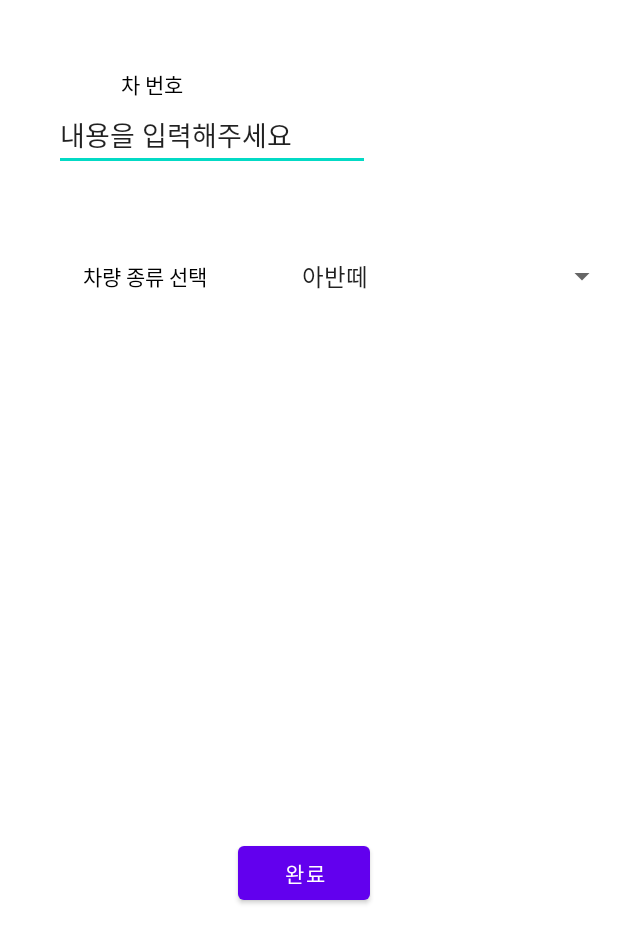
After one commit to jsk41755/Car_management_app, an Android app: the Car_Number_Reigst screen opened directly, with no data from a screen before it, on a phone screen of 412 x 824 dp. The commit adds this screen. Shown: the top 943 px of the screen. Run offline under Robolectric (Android 15) with nearby library versions, the phone set to English and light mode, and no system bars; our stand-ins replace Firebase (no records; nobody signed in at launch, a user with empty details on screens opened directly); 1 statement that could not run was skipped.

Commit message:
차량 세부정보란 추가

```diff
--- a/app/src/main/AndroidManifest.xml
+++ b/app/src/main/AndroidManifest.xml
@@ -12,6 +12,9 @@
         android:roundIcon="@mipmap/ic_launcher_round"
         android:supportsRtl="true"
         android:theme="@style/Theme.Car_Management_App">
+        <activity
+            android:name=".Car_Number_Reigst"
+            android:exported="false" />
         <activity
             android:name=".Frag3"
             android:exported="false" />
--- /dev/null
+++ b/app/src/main/java/com/example/car_management_app/Car_Number_Reigst.java
@@ -0,0 +1,70 @@
+package com.example.car_management_app;
+
+import androidx.appcompat.app.AppCompatActivity;
+
+import android.content.Intent;
+import android.os.Bundle;
+import android.view.View;
+import android.widget.AdapterView;
+import android.widget.ArrayAdapter;
+import android.widget.Button;
+import android.widget.EditText;
+import android.widget.Spinner;
+
+import com.google.firebase.database.DatabaseReference;
+import com.google.firebase.database.FirebaseDatabase;
+
+public class Car_Number_Reigst extends AppCompatActivity {
+    private FirebaseDatabase database = FirebaseDatabase.getInstance();
+    private DatabaseReference databaseReference = database.getReference();
+
+    EditText CarNum_Edit;
+    Spinner Car_Kinds_Select;
+    Button CarNum_button;
+
+    String CarNum, Spinner_text;
+    String[] items = {"아반떼", "소나타", "그랜져", "K3", "K5", "K7"};
+
+    @Override
+    protected void onCreate(Bundle savedInstanceState) {
+        super.onCreate(savedInstanceState);
+        setContentView(R.layout.activity_car_number_reigst);
+
+        CarNum_Edit = findViewById(R.id.CarNum_Edit);
+        Car_Kinds_Select = findViewById(R.id.Car_Kinds_Select);
+        CarNum_button = findViewById(R.id.CarNum_button);
+
+        Intent intent = getIntent();
+        String KakaoId = intent.getExtras().getString("Name");
+
+
+        ArrayAdapter<String> adapter = new ArrayAdapter<String>(
+                this, android.R.layout.simple_spinner_item,items
+        );
+        adapter.setDropDownViewResource(android.R.layout.simple_spinner_item);
+        Car_Kinds_Select.setAdapter(adapter);
+        Car_Kinds_Select.setOnItemSelectedListener(new AdapterView.OnItemSelectedListener() {
+            @Override
+            public void onItemSelected(AdapterView<?> adapterView, View view, int i, long l) {
+                Spinner_text = Car_Kinds_Select.getSelectedItem().toString();
+            }
+
+            @Override
+            public void onNothingSelected(AdapterView<?> adapterView) {
+
+            }
+        });
+
+        CarNum_button.setOnClickListener(new View.OnClickListener() {
+            @Override
+            public void onClick(View view) {
+                CarNum = CarNum_Edit.getText().toString();
+                databaseReference.child("Car_Management").child(KakaoId).child("1").child("Car_Information").child("Car_number").setValue(CarNum);
+                databaseReference.child("Car_Management").child(KakaoId).child("1").child("Car_Information").child("Car_Kinds").setValue(Spinner_text);
+
+                Intent intent2 = new Intent(Car_Number_Reigst.this, HomeActivity.class);
+                startActivity(intent2);
+            }
+        });
+    }
+}
--- a/app/src/main/java/com/example/car_management_app/Car_Select_Activity.java
+++ b/app/src/main/java/com/example/car_management_app/Car_Select_Activity.java
@@ -136,7 +136,7 @@ public class Car_Select_Activity extends AppCompatActivity {
         Car_Select_Helper car_select = new Car_Select_Helper(isSelect, Oil);
 
         databaseReference.child("Car_Management").child(kakaoID).child("1").child("Oil").setValue(Oil);
-        Intent intent2 = new Intent(Car_Select_Activity.this, HomeActivity.class);
+        Intent intent2 = new Intent(Car_Select_Activity.this, Car_Number_Reigst.class);
         intent2.putExtra("Name",kakaoID);
         startActivity(intent2);
     }
--- a/app/src/main/java/com/example/car_management_app/Frag3.java
+++ b/app/src/main/java/com/example/car_management_app/Frag3.java
@@ -198,7 +198,6 @@ public class Frag3 extends Fragment {
             @Override
             public void onItemSelected(AdapterView<?> parent, View view, int position, long id) {
                 Log.v("item", (String) parent.getItemAtPosition(position));
-                ((TextView) parent.getChildAt(0)).setTextColor(Color.WHITE);
                 Spinner_text = spinner.getSelectedItem().toString();
             }
 
--- /dev/null
+++ b/app/src/main/res/layout/activity_car_number_reigst.xml
@@ -0,0 +1,76 @@
+<?xml version="1.0" encoding="utf-8"?>
+<androidx.constraintlayout.widget.ConstraintLayout xmlns:android="http://schemas.android.com/apk/res/android"
+    xmlns:app="http://schemas.android.com/apk/res-auto"
+    xmlns:tools="http://schemas.android.com/tools"
+    android:layout_width="match_parent"
+    android:layout_height="match_parent"
+    tools:context=".Car_Number_Reigst">
+
+    <TextView
+        android:id="@+id/textView2"
+        android:layout_width="wrap_content"
+        android:layout_height="wrap_content"
+        android:layout_marginStart="72dp"
+        android:layout_marginTop="45dp"
+        android:layout_marginEnd="281dp"
+        android:text="차 번호"
+        android:textColor="@color/black"
+        app:layout_constraintEnd_toEndOf="parent"
+        app:layout_constraintStart_toStartOf="parent"
+        app:layout_constraintTop_toTopOf="parent" />
+
+    <EditText
+        android:id="@+id/CarNum_Edit"
+        android:layout_width="match_parent"
+        android:layout_height="wrap_content"
+        android:layout_marginStart="36dp"
+        android:layout_marginEnd="165dp"
+        android:ems="10"
+        android:inputType="textPersonName"
+        android:text="내용을 입력해주세요"
+        app:layout_constraintBottom_toTopOf="@+id/linearLayout3"
+        app:layout_constraintEnd_toEndOf="parent"
+        app:layout_constraintStart_toStartOf="parent"
+        app:layout_constraintTop_toBottomOf="@+id/textView2" />
+
+    <LinearLayout
+        android:id="@+id/linearLayout3"
+        android:layout_width="match_parent"
+        android:layout_height="60dp"
+        android:layout_marginTop="40dp"
+        android:orientation="horizontal"
+        app:layout_constraintTop_toBottomOf="@+id/CarNum_Edit">
+
+
+        <TextView
+            android:id="@+id/textView9"
+            android:layout_width="wrap_content"
+            android:layout_height="wrap_content"
+            android:layout_gravity="center"
+            android:layout_weight="1"
+            android:gravity="center"
+            android:textColor="@color/black"
+            android:text="차량 종류 선택" />
+
+        <Spinner
+            android:id="@+id/Car_Kinds_Select"
+            android:layout_width="wrap_content"
+            android:layout_height="wrap_content"
+            android:layout_gravity="center"
+            android:layout_weight="1" />
+    </LinearLayout>
+
+    <Button
+        android:id="@+id/CarNum_button"
+        android:layout_width="wrap_content"
+        android:layout_height="wrap_content"
+        android:layout_marginStart="158dp"
+        android:layout_marginTop="344dp"
+        android:layout_marginEnd="165dp"
+        android:text="완료"
+        app:layout_constraintEnd_toEndOf="parent"
+        app:layout_constraintStart_toStartOf="parent"
+        app:layout_constraintTop_toBottomOf="@+id/linearLayout3" />
+
+
+</androidx.constraintlayout.widget.ConstraintLayout>
--- a/app/src/main/res/layout/activity_tab3_fragment.xml
+++ b/app/src/main/res/layout/activity_tab3_fragment.xml
@@ -29,7 +29,7 @@
 
         <Spinner
             android:id="@+id/spinner"
-            android:layout_width="100dp"
+            android:layout_width="120dp"
             android:layout_height="match_parent" />
 
         <EditText
```
